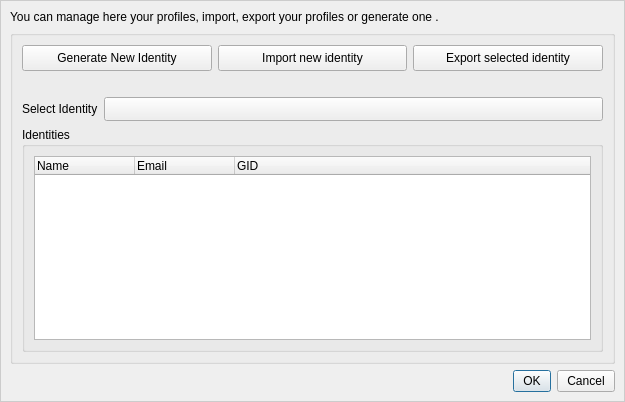
First picture: the form in retroshare-gui/src/gui/profile/ProfileManager.ui, repository RetroShare/RetroShare, before the edit.
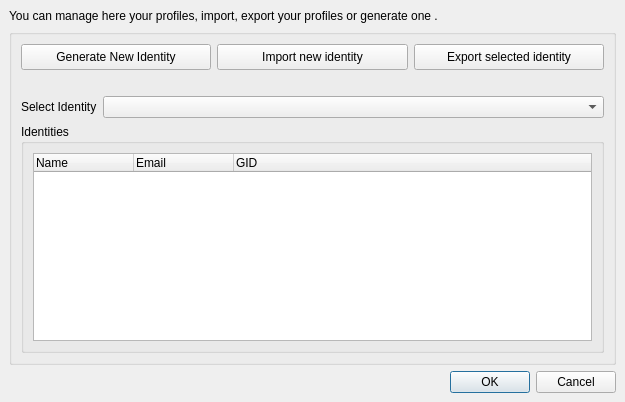
Second picture: the form after the edit. Icons and pictures are not drawn. Custom widgets are drawn as their Qt base class.

What changed in the file:
```diff
--- a/retroshare-gui/src/gui/profile/ProfileManager.ui
+++ b/retroshare-gui/src/gui/profile/ProfileManager.ui
@@ -26,43 +26,6 @@
    <iconset resource="../images.qrc">
     <normaloff>:/images/rstray3.png</normaloff>:/images/rstray3.png</iconset>
   </property>
-  <property name="styleSheet">
-   <string notr="true">QToolButton, QPushButton, QComboBox { 
-border-image: url(:/images/btn_26.png) 4;
-border-width: 4;
-padding: 0px 6px;
-font-size: 12px;
-}
-
-QComboBox QAbstractItemView {
-background-color:white;
-}
-
-QComboBox::down-arrow {
-image: url(:/images/combobox_arrow.png);
-}
-
-QComboBox:drop-down
-{
-subcontrol-origin: padding;
-subcontrol-position: top right;
-border-left-style: none; 
-border-top-right-radius: 1px;
-border-bottom-right-radius: 1px;
-}
-
-QToolButton:hover, QPushButton:hover, QComboBox:hover {
-border-image: url(:/images/btn_26_hover.png) 4;
-}
-
-QToolButton:disabled, QPushButton:disabled, QComboBox::disabled {
-color:gray;
-}
-
-QToolButton:pressed, QPushButton:pressed{
-border-image: url(:/images/btn_26_pressed.png) 4;
-}</string>
-  </property>
   <layout class="QGridLayout" name="gridLayout_3">
    <property name="margin">
     <number>0</number>
@@ -78,19 +41,6 @@
        <height>30</height>
       </size>
      </property>
-     <property name="styleSheet">
-      <string notr="true">QFrame#frame{ 
-background-color: qlineargradient(x1:0, y1:0, x2:0, y2:1,
-stop:0 #FEFEFE, stop:1 #E8E8E8);
-
-border: 1px solid #CCCCCC;}</string>
-     </property>
-     <property name="frameShape">
-      <enum>QFrame::StyledPanel</enum>
-     </property>
-     <property name="frameShadow">
-      <enum>QFrame::Raised</enum>
-     </property>
      <layout class="QGridLayout" name="gridLayout">
       <item row="1" column="0">
        <widget class="QGroupBox" name="groupBox">
@@ -129,9 +79,6 @@
                <height>26</height>
               </size>
              </property>
-             <property name="styleSheet">
-              <string notr="true"/>
-             </property>
              <property name="text">
               <string>Generate New Identity</string>
              </property>
```
